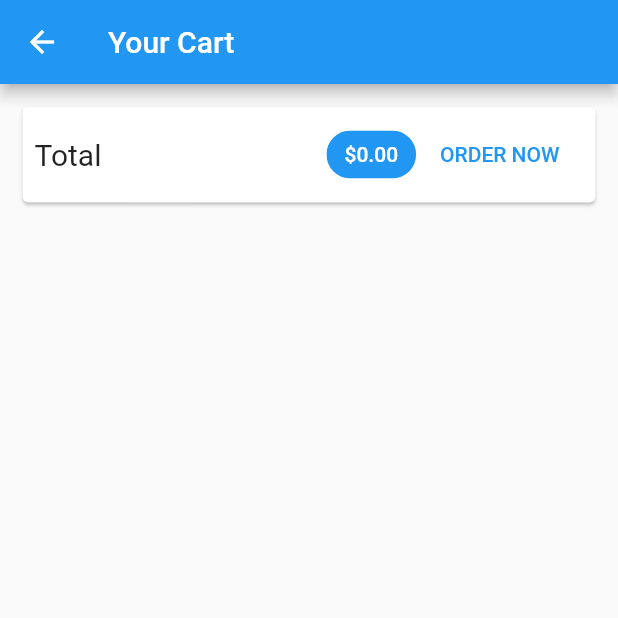
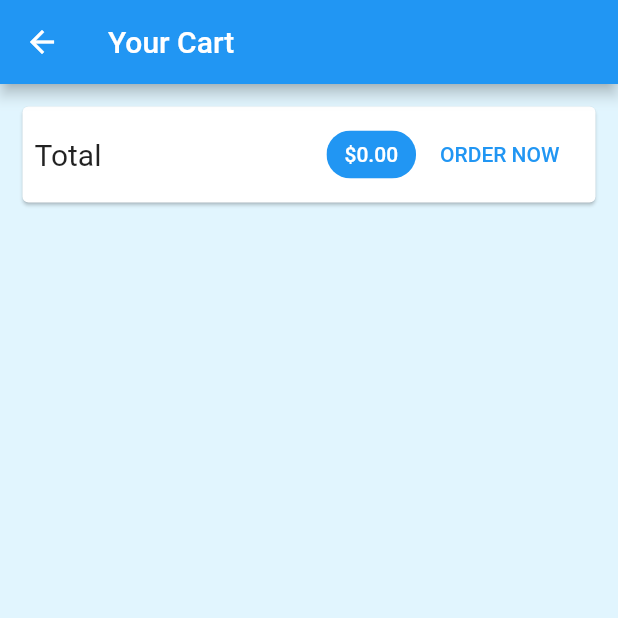
Before and after one commit to DevDaisy-lab/myeshop, a Flutter app: the CartScreen screen opened by its route, on a phone screen of 412 x 824 dp, the top half of it. Run offline on Flutter 3.47's test engine with Material 2 defaults, Android fonts, the phone set to English and light mode, and no system bars; our stand-ins replace carousel_slider; network calls fail.

```diff
--- a/lib/screens/cart_screen.dart
+++ b/lib/screens/cart_screen.dart
@@ -13,6 +13,7 @@ class CartScreen extends StatelessWidget {
     final cart = Provider.of<Cart>(context);
     var title;
     return Scaffold(
+      backgroundColor: Colors.lightBlue[50],
       appBar: AppBar(
         title: Text('Your Cart'),
       ),
```
